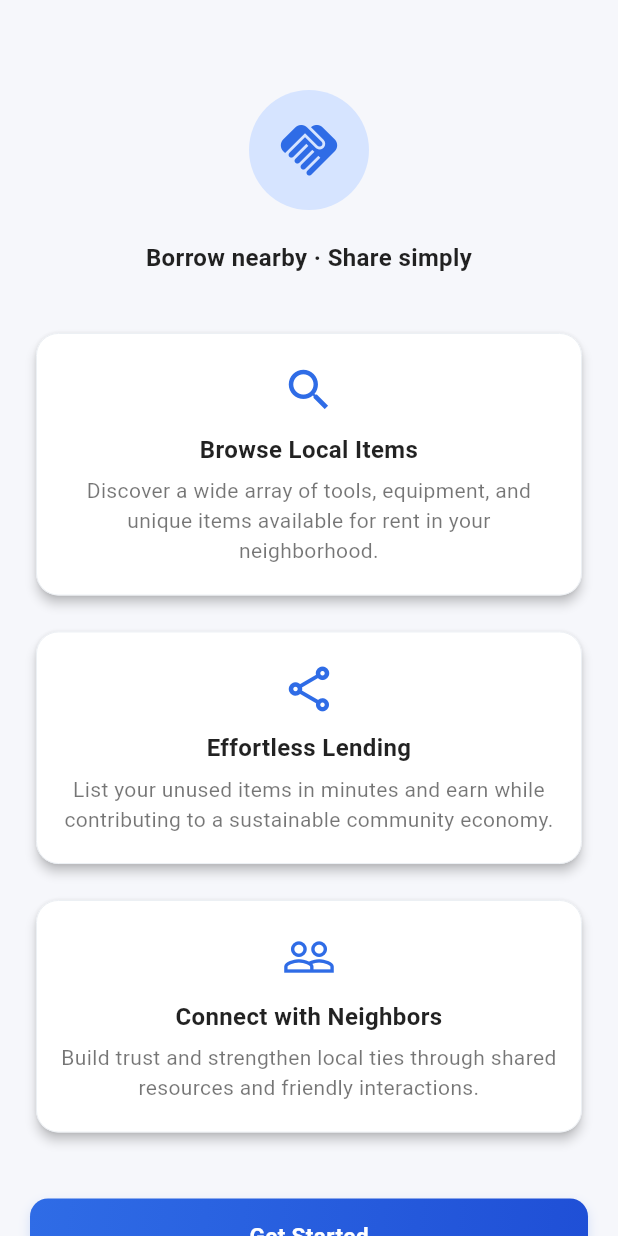
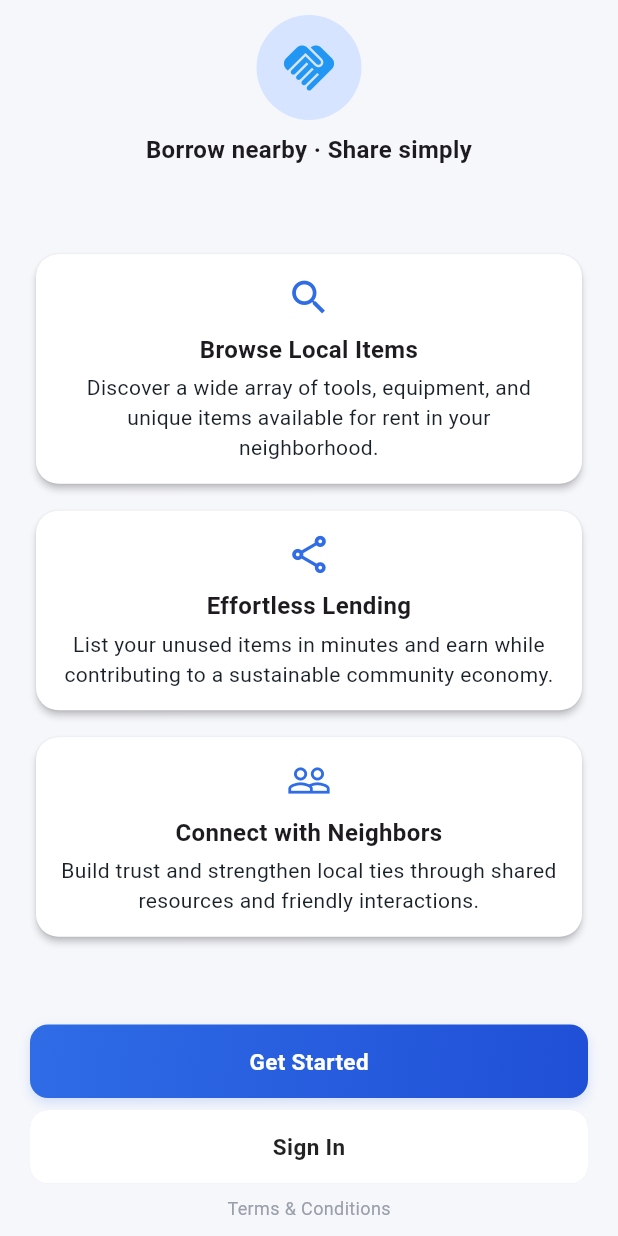
Before and after one commit to Mohamedislam19/Sellefli, a Flutter app: the LandingPage screen opened directly, on a phone screen of 412 x 824 dp. Run offline on Flutter 3.47's test engine with Material 3 defaults, Android fonts, the phone set to English and light mode, and no system bars; our stand-ins replace flutter_map, flutter_svg, font_awesome_flutter, geolocator, google_fonts, image_picker and 1 more; missing offline and left inert: your_app_name; network calls fail.

Commit message:
Update landing page design and structure
Refactor landing page layout and improve UI elements.

```diff
--- a/lib/src/features/landing/landing_page.dart
+++ b/lib/src/features/landing/landing_page.dart
@@ -9,93 +9,83 @@ class LandingPage extends StatelessWidget {
   @override
   Widget build(BuildContext context) {
     return Scaffold(
-      backgroundColor: AppColors.pageBackground,
+      backgroundColor: AppColors.background,
       body: SafeArea(
         child: Center(
-          child: SingleChildScrollView(
-            padding: const EdgeInsets.symmetric(horizontal: 20, vertical: 30),
+          child: Padding(
+            padding: const EdgeInsets.symmetric(horizontal: 20, vertical: 10),
             child: Column(
-              crossAxisAlignment: CrossAxisAlignment.center,
+              mainAxisAlignment: MainAxisAlignment.spaceBetween,
               children: [
-                const SizedBox(height: 30),
-
-                // Logo / Avatar
+                // Avatar / Logo + Tagline
+                Column(
+                  children: [
                     const CircleAvatar(
-                  radius: 40,
+                      radius: 35,
                       backgroundColor: Color(0xFFD6E4FF),
-                  child: Icon(Icons.handshake, color: AppColors.primary, size: 45),
+                      child: Icon(Icons.handshake, color: Colors.blue, size: 40),
                     ),
-                const SizedBox(height: 20),
-
+                    const SizedBox(height: 8),
                     Text(
                       "Borrow nearby · Share simply",
-                  style: AppTextStyles.subtitle.copyWith(color: Colors.black87),
+                      style: AppTextStyles.subtitle,
                       textAlign: TextAlign.center,
                     ),
-                const SizedBox(height: 35),
+                  ],
+                ),
 
-                // --- Feature Cards ---
-                const FeatureCard(
+                // Feature Cards
+                Column(
+                  children: const [
+                    FeatureCard(
                       icon: Icons.search,
                       title: "Browse Local Items",
                       description:
                           "Discover a wide array of tools, equipment, and unique items available for rent in your neighborhood.",
                     ),
-                const SizedBox(height: 16),
-
-                const FeatureCard(
+                    SizedBox(height: 10),
+                    FeatureCard(
                       icon: Icons.share_outlined,
                       title: "Effortless Lending",
                       description:
                           "List your unused items in minutes and earn while contributing to a sustainable community economy.",
                     ),
-                const SizedBox(height: 16),
-
-                const FeatureCard(
+                    SizedBox(height: 10),
+                    FeatureCard(
                       icon: Icons.people_outline,
                       title: "Connect with Neighbors",
                       description:
                           "Build trust and strengthen local ties through shared resources and friendly interactions.",
                     ),
-                const SizedBox(height: 40),
+                  ],
+                ),
 
-                // --- Buttons ---
+                // Buttons + Footer
+                Column(
+                  children: [
                     AdvancedButton(
                       label: "Get Started",
-                  onPressed: () {
-                    // TODO: Navigate to sign-up or onboarding page
-                  },
+                      onPressed: () {},
                       fullWidth: true,
                     ),
-                const SizedBox(height: 12),
-
-                // Secondary button with white background
-                Container(
-                  decoration: BoxDecoration(
-                    border: Border.all(color: AppColors.border),
-                    borderRadius: BorderRadius.circular(12),
-                    color: Colors.white,
-                  ),
-                  child: AdvancedButton(
+                    const SizedBox(height: 8),
+                    AdvancedButton(
                       label: "Sign In",
-                    onPressed: () {
-                      // TODO: Navigate to login page
-                    },
+                      onPressed: () {},
                       fullWidth: true,
                       gradient: const LinearGradient(
                         colors: [Colors.white, Colors.white],
                       ),
                       foregroundColor: Colors.black87,
+                      borderRadius: 12,
                       elevation: 0,
                     ),
-                ),
-                const SizedBox(height: 25),
-
+                    const SizedBox(height: 8),
                     Text(
                       "Terms & Conditions",
-                  style: AppTextStyles.caption.copyWith(
-                    decoration: TextDecoration.underline,
+                      style: AppTextStyles.caption,
                     ),
+                  ],
                 ),
               ],
             ),
@@ -121,32 +111,34 @@ class FeatureCard extends StatelessWidget {
 
   @override
   Widget build(BuildContext context) {
-    return Card(
+    return SizedBox(
+      width: double.infinity,
+      child: Card(
         color: AppColors.surface,
-      elevation: 3,
-      shape: RoundedRectangleBorder(
-        borderRadius: BorderRadius.circular(15),
-        side: const BorderSide(color: AppColors.border, width: 0.6),
-      ),
+        elevation: 2,
+        shape: RoundedRectangleBorder(borderRadius: BorderRadius.circular(15)),
         child: Padding(
-        padding: const EdgeInsets.symmetric(vertical: 20, horizontal: 16),
+          padding: const EdgeInsets.all(14),
           child: Column(
-          mainAxisSize: MainAxisSize.min,
+            mainAxisSize: MainAxisSize.min,  // allow height to grow as needed
             children: [
-            Icon(icon, color: AppColors.primary, size: 36),
-            const SizedBox(height: 10),
+              Icon(icon, color: AppColors.primary, size: 30),
+              const SizedBox(height: 8),
               Text(
                 title,
-              style: AppTextStyles.subtitle.copyWith(color: Colors.black87),
+                style: AppTextStyles.subtitle,
                 textAlign: TextAlign.center,
               ),
-            const SizedBox(height: 6),
+              const SizedBox(height: 4),
               Text(
                 description,
                 textAlign: TextAlign.center,
-              style: AppTextStyles.body.copyWith(color: Colors.black54),
+                style: AppTextStyles.body,
+                maxLines: 4,
+                overflow: TextOverflow.ellipsis,
               ),
             ],
+          ),
         ),
       ),
     );
```
Lines whose indentation alone changed are shown as unchanged.
